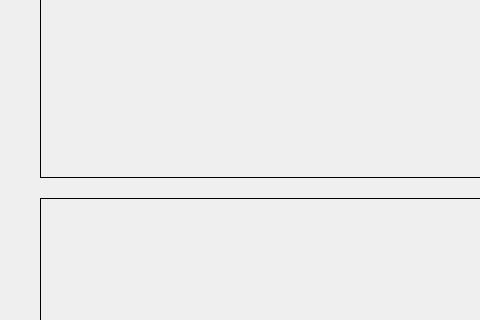
Before: the Qt Designer form SecurityCenterQt/mainwindow.ui in JosipVuckovic/SecurityCenterQt, drawn with Qt 5; both pictures show x 0 to 480 and y 349 to 669 of the 1404 by 800 pixel window.
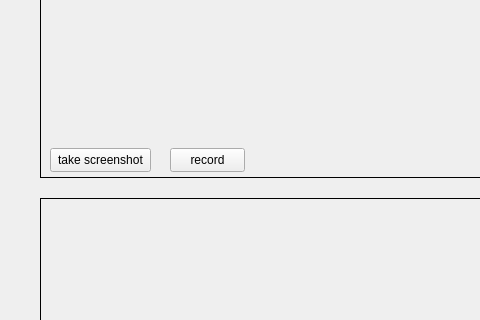
After: the same form once the commit is applied.

Diff of the .ui file:
```diff
--- a/SecurityCenterQt/mainwindow.ui
+++ b/SecurityCenterQt/mainwindow.ui
@@ -99,6 +99,32 @@
      <string/>
     </property>
    </widget>
+   <widget class="QPushButton" name="cam1_take_shot_button">
+    <property name="geometry">
+     <rect>
+      <x>50</x>
+      <y>480</y>
+      <width>101</width>
+      <height>24</height>
+     </rect>
+    </property>
+    <property name="text">
+     <string>take screenshot</string>
+    </property>
+   </widget>
+   <widget class="QPushButton" name="cam1_record_button">
+    <property name="geometry">
+     <rect>
+      <x>170</x>
+      <y>480</y>
+      <width>75</width>
+      <height>24</height>
+     </rect>
+    </property>
+    <property name="text">
+     <string>record</string>
+    </property>
+   </widget>
   </widget>
   <widget class="QMenuBar" name="menuBar">
    <property name="geometry">
```
